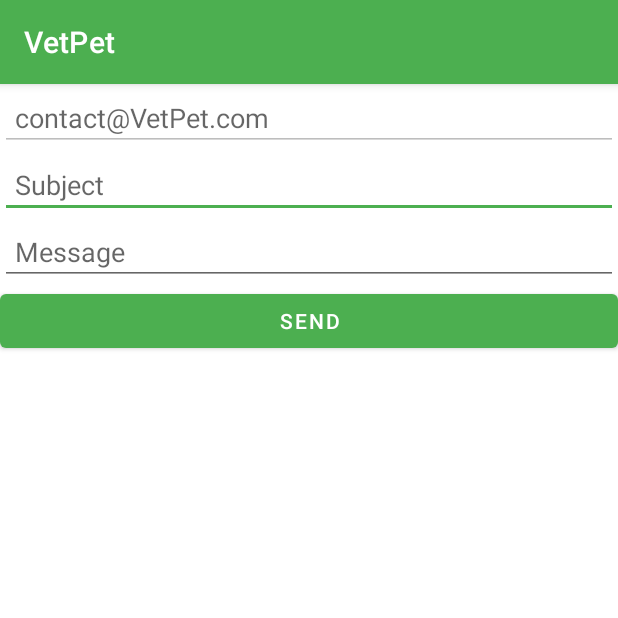
After one commit to Kobicohenn1/Vet-Pet-Project, an Android app: the Contact_us screen opened directly, with no data from a screen before it, on a phone screen of 412 x 824 dp, the top half of it. The commit adds this screen. Run offline under Robolectric (Android 15) with nearby library versions, the phone set to English and light mode, and no system bars.

Commit message:
Contact_us fix

```diff
--- a/firstAPP/app/src/main/AndroidManifest.xml
+++ b/firstAPP/app/src/main/AndroidManifest.xml
@@ -9,7 +9,9 @@
         android:roundIcon="@mipmap/ic_launcher_round"
         android:supportsRtl="true"
         android:theme="@style/Theme.MyFirstApp">
-
+        <activity
+            android:name=".Contact_us"
+            android:exported="false" />
         <activity
             android:name=".UserPostActivity"
             android:exported="false" />
--- /dev/null
+++ b/firstAPP/app/src/main/java/com/example/myfirstapp/Contact_us.java
@@ -0,0 +1,57 @@
+package com.example.myfirstapp;
+
+import androidx.appcompat.app.AppCompatActivity;
+
+import android.content.Intent;
+import android.net.Uri;
+import android.os.Bundle;
+import android.view.View;
+import android.widget.Button;
+import android.widget.EditText;
+import android.widget.Toast;
+
+public class Contact_us extends AppCompatActivity {
+    EditText et_subject,et_message;
+    Button btn;
+
+    @Override
+    protected void onCreate(Bundle savedInstanceState) {
+        super.onCreate(savedInstanceState);
+        setContentView(R.layout.activity_contact_us);
+
+        et_subject = findViewById(R.id.email_subject);
+        et_message = findViewById(R.id.email_msg);
+        btn = findViewById(R.id.email_send);
+        btn.setOnClickListener(new View.OnClickListener() {
+            @Override
+            public void onClick(View v) {
+                String subject = et_subject.getText().toString().trim();
+                String message = et_message.getText().toString().trim();
+                String email = "contact@VetPet.com";
+
+                if (subject.isEmpty())
+                {
+                    Toast.makeText(Contact_us.this, "Please add Subject", Toast.LENGTH_SHORT).show();
+                }
+                else if (message.isEmpty())
+                {
+                    Toast.makeText(Contact_us.this, "Please add some Message", Toast.LENGTH_SHORT).show();
+                }
+                else
+                {
+                    String mail = "mailto:" + email + "?&subject=" + Uri.encode(subject) + "&body=" + Uri.encode(message);
+                    Intent intent = new Intent(Intent.ACTION_SENDTO);
+                    intent.setData(Uri.parse(mail));
+                    try {
+                        startActivity(Intent.createChooser(intent,"Sending Email..."));
+                    }
+                    catch (Exception e)
+                    {
+                        Toast.makeText(Contact_us.this,"Exepction:" + e.getMessage(),Toast.LENGTH_SHORT).show();
+                    }
+                }
+            }
+        });
+
+    }
+}
--- /dev/null
+++ b/firstAPP/app/src/main/res/layout/activity_contact_us.xml
@@ -0,0 +1,45 @@
+<?xml version="1.0" encoding="utf-8"?>
+<LinearLayout xmlns:android="http://schemas.android.com/apk/res/android"
+    xmlns:app="http://schemas.android.com/apk/res-auto"
+    xmlns:tools="http://schemas.android.com/tools"
+    android:layout_width="match_parent"
+    android:layout_height="match_parent"
+    android:orientation="vertical"
+    tools:context=".Contact_us">
+
+
+    <EditText
+        android:layout_width="match_parent"
+        android:layout_height="wrap_content"
+        android:hint="contact@VetPet.com"
+        android:enabled="false"
+        android:padding="10dp"
+        />
+
+    <EditText
+        android:layout_width="match_parent"
+        android:layout_height="wrap_content"
+        android:hint="Subject"
+        android:id="@+id/email_subject"
+        android:padding="10dp"
+        />
+
+    <EditText
+        android:layout_width="match_parent"
+        android:layout_height="wrap_content"
+        android:hint="Message"
+        android:maxLines="5"
+        android:id="@+id/email_msg"
+        android:padding="10dp"
+        />
+
+    <Button
+        android:layout_width="match_parent"
+        android:layout_height="wrap_content"
+        android:text="Send"
+        android:id="@+id/email_send"
+        />
+
+
+
+</LinearLayout>
```
Also changed, not shown: firstAPP/app/src/main/java/com/example/myfirstapp/VetScreen.java (+9 -1 lines).
